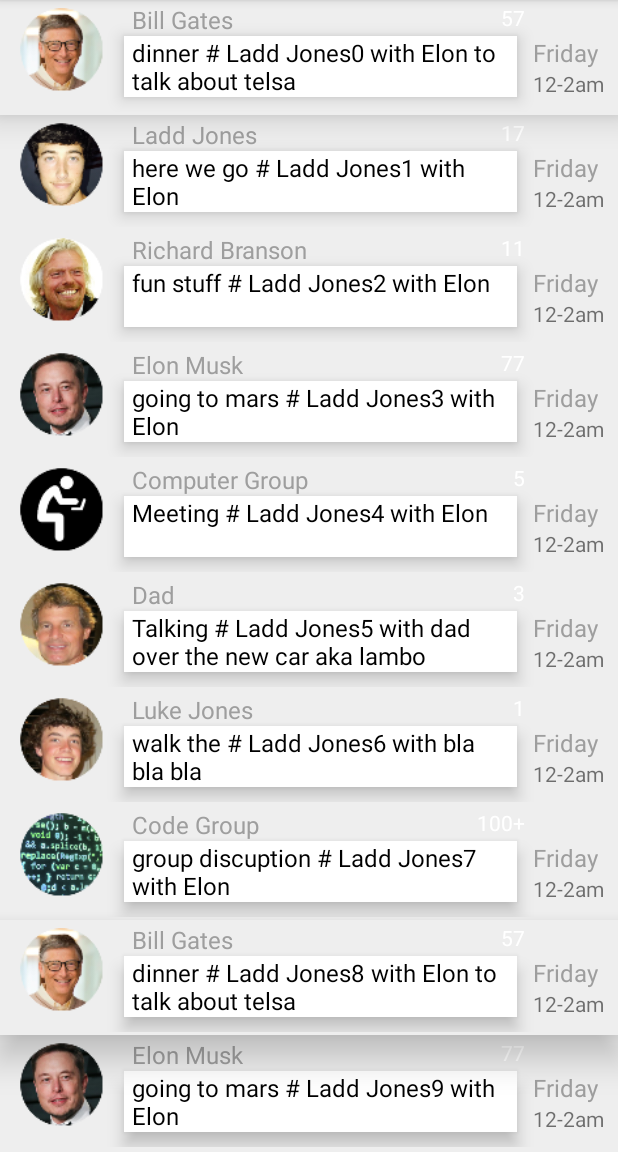
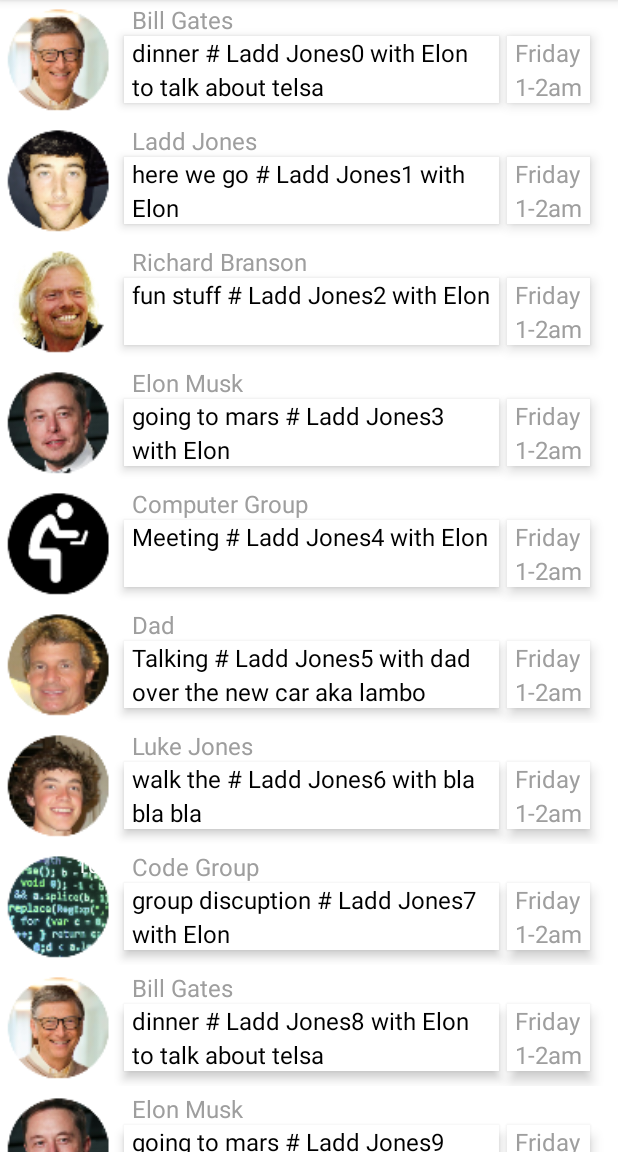
Before and after one commit to laddjones/Toor_android_app, an Android app: the screen it shows after launch (MainActivity), on a phone screen of 412 x 824 dp, the part 84-1236 px from its top. Run offline under Robolectric (Android 15) with nearby library versions, the phone set to English and light mode, and no system bars.

Commit message:
"unifying design by integrating elevation into both the e/t as well as the date and time"

```diff
--- a/GitSocialCalendar/app/src/main/java/laddjones/gitsocialcalendar/CustomAdapter.java
+++ b/GitSocialCalendar/app/src/main/java/laddjones/gitsocialcalendar/CustomAdapter.java
@@ -75,7 +75,7 @@ public class CustomAdapter extends RecyclerView.Adapter<CustomAdapter.CustomView
             holder.vrtLine.setBackgroundColor(Color.CYAN);
             holder.txtDate.setText(R.string.friday_resource);
             holder.txtTime.setText(R.string.time_resource);
-            holder.itemView.setElevation(20);
+            //holder.itemView.setElevation(20);
             holder.hrLine.setBackgroundColor(Color.WHITE);
 
         } else if(position%7==0) {
@@ -142,11 +142,11 @@ public class CustomAdapter extends RecyclerView.Adapter<CustomAdapter.CustomView
             holder.txtTime.setText(R.string.time_resource);
 
         }
-        holder.txtetDescription.setElevation(10);
+        holder.txtDate.setText(R.string.friday_resource);
+
         holder.hrLine.setBackgroundColor(Color.WHITE);
         holder.vrtLine.setBackgroundColor(Color.WHITE);
         holder.vrtLine.setBackgroundColor(Color.LTGRAY);
-        holder.txtNumPeople.setTextColor(Color.WHITE);
     }
 
     @Override
--- a/GitSocialCalendar/app/src/main/res/layout/row_layout_constrained.xml
+++ b/GitSocialCalendar/app/src/main/res/layout/row_layout_constrained.xml
@@ -5,8 +5,7 @@
 
     android:layout_width="match_parent"
     android:layout_height="wrap_content"
-    android:background="#eeeeee"
-    android:elevation="4dp"
+    android:background="#ffffff"
     android:paddingTop="2dp"
     android:paddingBottom="2dp" >
 
@@ -22,13 +21,14 @@
         android:layout_width="wrap_content"
         android:layout_height="wrap_content"
         android:orientation="vertical"
-        app:layout_constraintGuide_percent="0.85" />
+        app:layout_constraintGuide_percent="0.82" />
     <ImageView
         android:id="@+id/picture"
         android:layout_width="0dp"
         android:layout_height="0dp"
-        app:layout_constraintTop_toTopOf="@+id/name"
-        app:layout_constraintBottom_toBottomOf="@+id/etDescription"
+        android:paddingRight="4dp"
+        app:layout_constraintTop_toTopOf="parent"
+        app:layout_constraintBottom_toBottomOf="@+id/horizontalLine"
         app:layout_constraintLeft_toLeftOf="parent"
         app:layout_constraintRight_toLeftOf="@id/guideline1"/>
     <TextView
@@ -44,18 +44,21 @@
         android:id="@+id/numPeople"
         android:layout_width="wrap_content"
         android:layout_height="wrap_content"
-        app:layout_constraintRight_toLeftOf="@id/guideline2"/>
+        android:textColor="#ffffff"
+        app:layout_constraintRight_toLeftOf="@id/name"/>
     <TextView
         android:id="@+id/etDescription"
         android:layout_width="0dp"
         android:layout_height="wrap_content"
         android:layout_marginRight="5dp"
+        android:paddingRight="5dp"
         android:paddingLeft="5dp"
-        android:paddingRight="5dp"
         android:textSize="16dp"
         android:minLines="2"
         android:maxLines="2"
+        android:elevation="4dp"
         android:textColor="#000000"
+        android:lineSpacingExtra="4dp"
         app:layout_constraintTop_toBottomOf="@id/name"
         app:layout_constraintLeft_toRightOf="@id/guideline1"
         app:layout_constraintRight_toLeftOf="@id/guideline2"
@@ -65,15 +68,21 @@
         android:layout_width="wrap_content"
         android:layout_height="wrap_content"
         android:paddingLeft="5dp"
+        android:paddingRight="5dp"
         android:textColor="#9e9e9e"
         android:textSize="16dp"
+        android:minLines="2"
+        android:maxLines="2"
+        android:elevation="5dp"
+        android:background="#ffffff"
+        android:lineSpacingExtra="4dp"
         app:layout_constraintTop_toBottomOf="@id/name"
         app:layout_constraintLeft_toRightOf="@id/guideline2" />
     <TextView
         android:id="@+id/timeBelow"
         android:layout_width="wrap_content"
         android:layout_height="wrap_content"
-        android:textSize="14dp"
+        android:textSize="0dp"
         android:paddingLeft="5dp"
         app:layout_constraintTop_toBottomOf="@id/dateTop"
         app:layout_constraintLeft_toRightOf="@id/guideline2"/>
--- a/GitSocialCalendar/app/src/main/res/values/strings.xml
+++ b/GitSocialCalendar/app/src/main/res/values/strings.xml
@@ -1,5 +1,5 @@
 <resources>
     <string name="app_name">Git Social Calendar</string>
-    <string name="friday_resource">Friday</string>
+    <string name="friday_resource">Friday\n1-2am</string>
     <string name="time_resource">12-2am</string>
 </resources>
```
